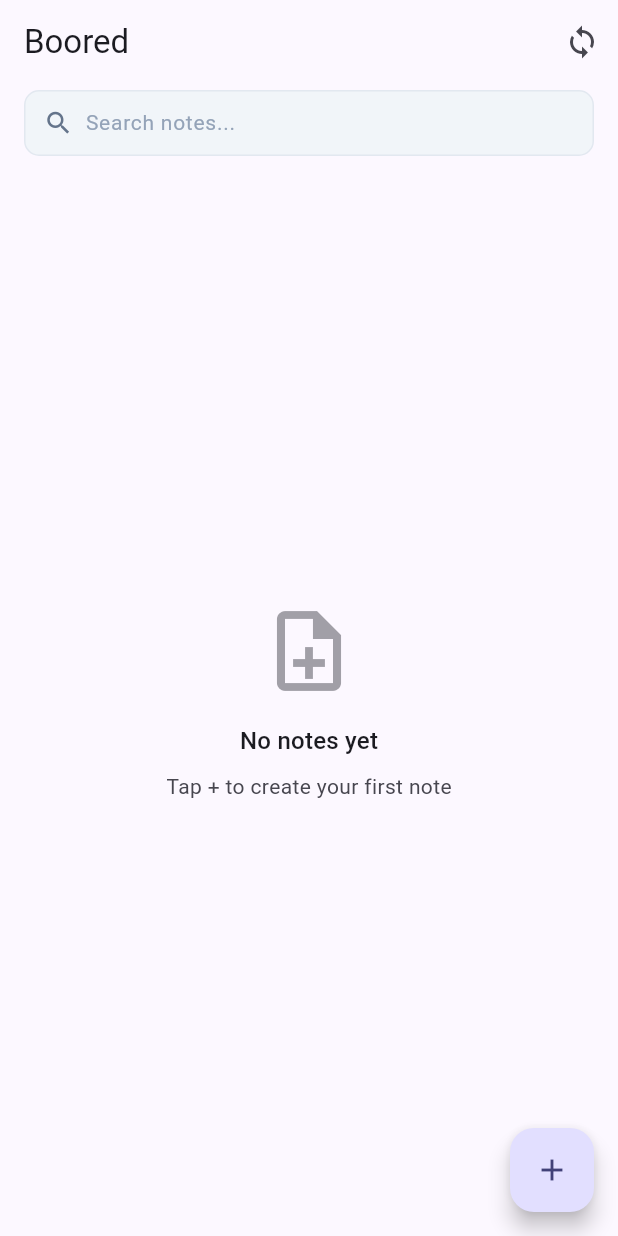
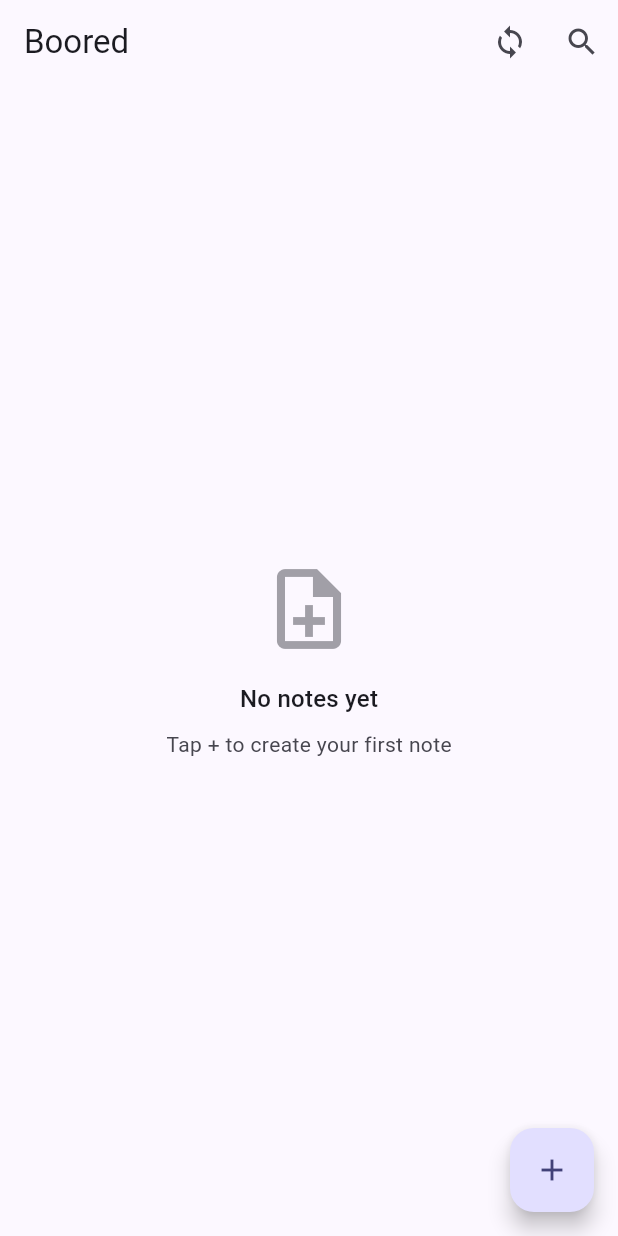
Before and after one commit to r2hu1/Boored, a Flutter app: the HomeScreen screen opened by its route, on a phone screen of 412 x 824 dp. Run offline on Flutter 3.47's test engine with Material 3 defaults, Android fonts, the phone set to English and light mode, and no system bars; our stand-ins replace camera, dio, drift, drift_flutter, flutter_riverpod, flutter_secure_storage and 6 more; missing offline and left inert: google_mlkit_selfie_segmentation, google_mlkit_text_recognition, pdfx; accounts and stored records are empty; generated files the repository leaves out were written again.

Commit message:
fix(mobile): restore appbar search UI with clear button, popscope back handling, and fixed reactive filtering

```diff
--- a/apps/mobile/lib/features/home/presentation/home_screen.dart
+++ b/apps/mobile/lib/features/home/presentation/home_screen.dart
@@ -17,6 +17,7 @@ class HomeScreen extends ConsumerStatefulWidget {
 
 class _HomeScreenState extends ConsumerState<HomeScreen> {
   final _searchController = TextEditingController();
+  bool _isSearching = false;
 
   @override
   void dispose() {
@@ -24,18 +25,55 @@ class _HomeScreenState extends ConsumerState<HomeScreen> {
     super.dispose();
   }
 
+  void _closeSearch() {
+    setState(() => _isSearching = false);
+    _searchController.clear();
+    ref.read(notesNotifierProvider.notifier).clearSearch();
+  }
+
   @override
   Widget build(BuildContext context) {
     final theme = Theme.of(context);
-    final isDark = theme.brightness == Brightness.dark;
     final user = ref.watch(authNotifierProvider).user;
     final notesState = ref.watch(notesNotifierProvider);
 
     return Scaffold(
       appBar: AppBar(
-        title: const Text('Boored'),
+        title: _isSearching
+            ? TextField(
+                controller: _searchController,
+                autofocus: true,
+                decoration: InputDecoration(
+                  hintText: 'Search notes...',
+                  border: InputBorder.none,
+                  suffixIcon: _searchController.text.isNotEmpty
+                      ? IconButton(
+                          icon: const Icon(Icons.clear, size: 20),
+                          onPressed: () {
+                            _searchController.clear();
+                            ref
+                                .read(notesNotifierProvider.notifier)
+                                .clearSearch();
+                            setState(() {});
+                          },
+                        )
+                      : null,
+                ),
+                onChanged: (query) {
+                  ref.read(notesNotifierProvider.notifier).search(query);
+                  setState(() {});
+                },
+              )
+            : const Text('Boored'),
         centerTitle: false,
+        leading: _isSearching
+            ? IconButton(
+                icon: const Icon(Icons.arrow_back),
+                onPressed: _closeSearch,
+              )
+            : null,
         actions: [
+          if (!_isSearching)
             Consumer(
               builder: (ctx, ref, _) {
                 final syncState = ref.watch(syncNotifierProvider);
@@ -64,7 +102,13 @@ class _HomeScreenState extends ConsumerState<HomeScreen> {
                 );
               },
             ),
-          if (user != null)
+          if (!_isSearching)
+            IconButton(
+              icon: const Icon(Icons.search),
+              tooltip: 'Search',
+              onPressed: () => setState(() => _isSearching = true),
+            ),
+          if (!_isSearching && user != null)
             PopupMenuButton<String>(
               onSelected: (value) {
                 if (value == 'settings') {
@@ -125,82 +169,14 @@ class _HomeScreenState extends ConsumerState<HomeScreen> {
             ),
         ],
       ),
-      body: Column(
-        children: [
-          Padding(
-            padding: const EdgeInsets.fromLTRB(16, 4, 16, 8),
-            child: Container(
-              height: 44,
-              decoration: BoxDecoration(
-                color: isDark ? const Color(0xFF1E2430) : const Color(0xFFF1F5F9),
-                borderRadius: BorderRadius.circular(10),
-                border: Border.all(
-                  color: isDark
-                      ? const Color(0xFF2E384D)
-                      : const Color(0xFFE2E8F0),
-                  width: 1,
-                ),
-              ),
-              child: Row(
-                children: [
-                  const SizedBox(width: 12),
-                  Icon(
-                    Icons.search,
-                    size: 20,
-                    color: isDark
-                        ? const Color(0xFF8B9BB4)
-                        : const Color(0xFF64748B),
-                  ),
-                  const SizedBox(width: 8),
-                  Expanded(
-                    child: TextField(
-                      controller: _searchController,
-                      style: TextStyle(
-                        fontSize: 14,
-                        color: isDark ? Colors.white : const Color(0xFF0F172A),
-                      ),
-                      decoration: InputDecoration(
-                        hintText: 'Search notes...',
-                        hintStyle: TextStyle(
-                          fontSize: 14,
-                          color: isDark
-                              ? const Color(0xFF64748B)
-                              : const Color(0xFF94A3B8),
-                        ),
-                        border: InputBorder.none,
-                        isDense: true,
-                        contentPadding: EdgeInsets.zero,
-                      ),
-                      onChanged: (query) {
-                        ref.read(notesNotifierProvider.notifier).search(query);
-                        setState(() {});
+      body: PopScope(
+        canPop: !_isSearching,
+        onPopInvokedWithResult: (didPop, _) {
+          if (!didPop && _isSearching) {
+            _closeSearch();
+          }
         },
-                    ),
-                  ),
-                  if (_searchController.text.isNotEmpty)
-                    GestureDetector(
-                      onTap: () {
-                        _searchController.clear();
-                        ref.read(notesNotifierProvider.notifier).clearSearch();
-                        setState(() {});
-                      },
-                      child: Padding(
-                        padding: const EdgeInsets.symmetric(horizontal: 10),
-                        child: Icon(
-                          Icons.cancel,
-                          size: 18,
-                          color: isDark
-                              ? const Color(0xFF8B9BB4)
-                              : const Color(0xFF94A3B8),
-                        ),
-                      ),
-                    ),
-                ],
-              ),
-            ),
-          ),
-          Expanded(child: _buildBody(context, notesState, theme)),
-        ],
+        child: _buildBody(context, notesState, theme),
       ),
       floatingActionButton: FloatingActionButton(
         onPressed: () => _showCreateDialog(context),
```
Lines whose indentation alone changed are shown as unchanged.
